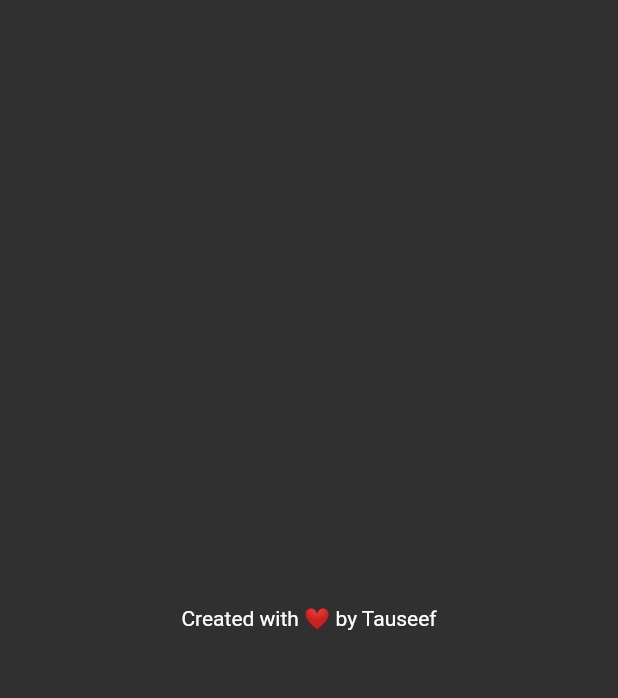
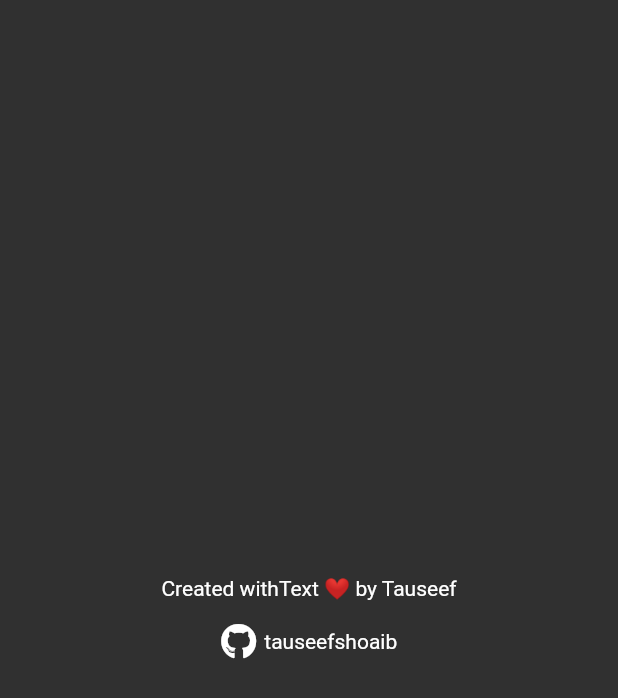
Before and after one commit to tauseefshoaib/note-it, a Flutter app: the screen it shows after launch, in the side drawer, after a tap on "About App", on a phone screen of 412 x 824 dp. Shown: the top 698 px of the screen. Run offline on Flutter 3.47's test engine with Material 2 defaults, Android fonts, the phone set to English and light mode, and no system bars; our stand-ins replace cloud_firestore, firebase_core, flutter_spinkit, font_awesome_flutter; accounts and stored records are empty.

Commit message:
added github icon and hyperlink in about app

```diff
--- a/lib/about.dart
+++ b/lib/about.dart
@@ -1,14 +1,41 @@
-// ignore_for_file: unnecessary_const
+// ignore_for_file: unnecessary_const, prefer_const_constructors, prefer_const_literals_to_create_immutables
 
 import 'package:flutter/material.dart';
+import 'package:font_awesome_flutter/font_awesome_flutter.dart';
+import 'package:url_launcher/url_launcher.dart';
 
 class AboutApp extends StatelessWidget {
   const AboutApp({Key? key}) : super(key: key);
 
   @override
   Widget build(BuildContext context) {
-    return const Scaffold(
-      body: const Center(child: const Text('Created with ❤ ️by Tauseef')),
-    );
+    return Scaffold(
+        body: SafeArea(
+      child: Center(
+        child: Column(
+          // crossAxisAlignment: CrossAxisAlignment.start,
+          mainAxisAlignment: MainAxisAlignment.center,
+          children: [
+            Text('Created withText ❤ ️by Tauseef'),
+            SizedBox(
+              height: 15,
+            ),
+            InkWell(
+              child: Row(
+                mainAxisAlignment: MainAxisAlignment.center,
+                children: [
+                  Icon(FontAwesomeIcons.github),
+                  SizedBox(
+                    width: 5,
+                  ),
+                  Text('tauseefshoaib'),
+                ],
+              ),
+              onTap: () => launch('https://github.com/tauseefshoaib'),
+            )
+          ],
+        ),
+      ),
+    ));
   }
 }
--- a/pubspec.yaml
+++ b/pubspec.yaml
@@ -39,6 +39,8 @@ dependencies:
   # Use with the CupertinoIcons class for iOS style icons.
   cupertino_icons: ^1.0.2
   firebase_core: ^1.10.6
+  font_awesome_flutter: ^9.2.0
+  url_launcher: ^6.0.17
 
 dev_dependencies:
   flutter_test:
```
Also changed, not shown: pubspec.lock.
